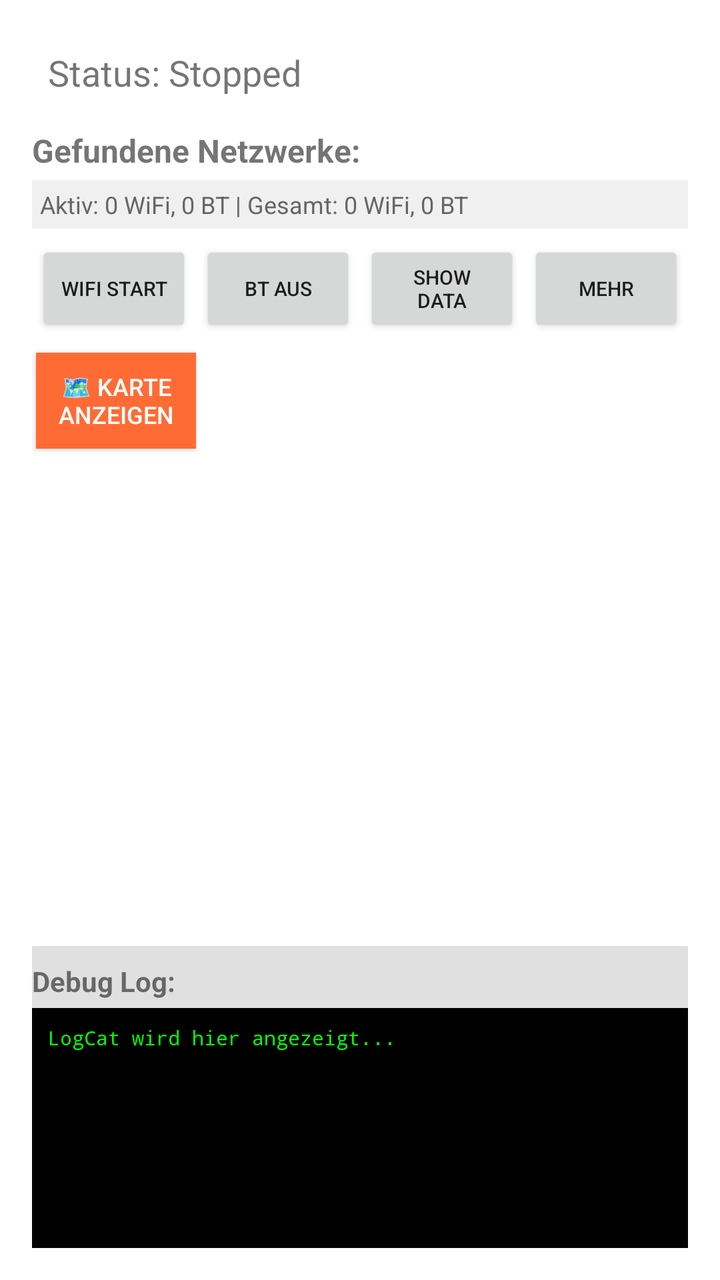
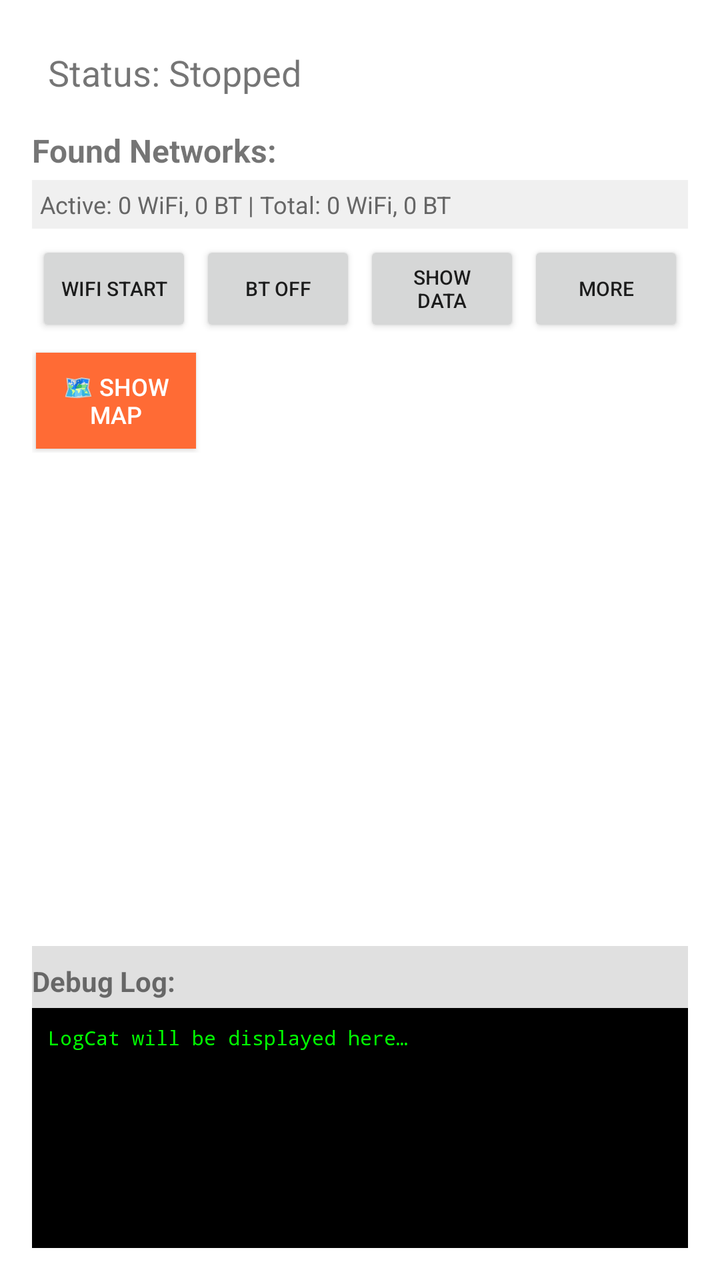

Two renders of the same Android screen: before a commit and after it. Below are the layout's source before the change and the commit's diff.
<!-- AndroidManifest.xml: application theme Theme.MaterialComponents.DayNight.NoActionBar -->
<!-- res/layout/activity_main.xml -->
<?xml version="1.0" encoding="utf-8"?>
<LinearLayout xmlns:android="http://schemas.android.com/apk/res/android"
    android:layout_width="match_parent"
    android:layout_height="match_parent"
    android:orientation="vertical"
    android:padding="16dp">


    <TextView
        android:id="@+id/status_text"
        android:layout_width="match_parent"
        android:layout_height="wrap_content"
        android:padding="8dp"
        android:text="Status: Stopped"
        android:textSize="18sp" />

    <TextView
        android:id="@+id/networks_title"
        android:layout_width="match_parent"
        android:layout_height="wrap_content"
        android:text="Gefundene Netzwerke:"
        android:textStyle="bold"
        android:textSize="16sp"
        android:paddingTop="8dp"
        android:paddingBottom="4dp"/>

    <TextView
        android:id="@+id/info_summary"
        android:layout_width="match_parent"
        android:layout_height="wrap_content"
        android:text="Aktiv: 0 WiFi, 0 BT | Gesamt: 0 WiFi, 0 BT"
        android:textSize="12sp"
        android:textColor="#666666"
        android:padding="4dp"
        android:background="#F0F0F0"
        android:layout_marginBottom="4dp"/>

        <LinearLayout
        android:layout_width="match_parent"
        android:layout_height="wrap_content"
        android:orientation="horizontal"
        android:baselineAligned="false">

        <Button
            android:id="@+id/toggle_scan_button"
            android:layout_width="0dp"
            android:layout_height="48dp"
            android:layout_weight="1"
            android:text="WiFi Start"
            android:textSize="10sp"
            android:layout_margin="2dp" />

        <Button
            android:id="@+id/bluetooth_toggle_button"
            android:layout_width="0dp"
            android:layout_height="48dp"
            android:layout_weight="1"
            android:text="BT aus"
            android:textSize="10sp"
            android:layout_margin="2dp"/>

        <Button
            android:id="@+id/show_button"
            android:layout_width="0dp"
            android:layout_height="48dp"
            android:layout_weight="1"
            android:text="Show Data"
            android:textSize="10sp"
            android:layout_margin="2dp"/>

        <Button
            android:id="@+id/more_button"
            android:layout_width="0dp"
            android:layout_height="48dp"
            android:layout_weight="1"
            android:text="Mehr"
            android:textSize="10sp"
            android:layout_margin="2dp"/>

    </LinearLayout>

    
    <LinearLayout
        android:layout_width="match_parent"
        android:layout_height="wrap_content"
        android:orientation="horizontal"
        android:layout_marginTop="4dp"
        android:baselineAligned="false">

        <Button
            android:id="@+id/map_button"
            android:layout_width="0dp"
            android:layout_height="48dp"
            android:layout_weight="1"
            android:text="🗺️ Karte anzeigen"
            android:textSize="12sp"
            android:background="#FF6B35"
            android:textColor="#FFFFFF"
            android:layout_margin="2dp"/>

        
        <View
            android:layout_width="0dp"
            android:layout_height="48dp"
            android:layout_weight="3"
            android:layout_margin="2dp"/>

    </LinearLayout>

    <ListView
        android:id="@+id/data_list"
        android:layout_width="match_parent"
        android:layout_height="0dp"
        android:layout_weight="1"
        android:padding="8dp" />

    <TextView
        android:layout_width="match_parent"
        android:layout_height="wrap_content"
        android:text="Debug Log:"
        android:textStyle="bold"
        android:textSize="14sp"
        android:paddingTop="8dp"
        android:paddingBottom="4dp"
        android:background="#E0E0E0"/>

    <ScrollView
        android:id="@+id/logcat_scrollview"
        android:layout_width="match_parent"
        android:layout_height="120dp"
        android:background="#000000"
        android:padding="4dp">

        <TextView
            android:id="@+id/logcat_text"
            android:layout_width="match_parent"
            android:layout_height="wrap_content"
            android:text="LogCat wird hier angezeigt...\n"
            android:textColor="#00FF00"
            android:textSize="10sp"
            android:fontFamily="monospace"
            android:padding="4dp"/>

    </ScrollView>

</LinearLayout>
<!-- resources referenced by this layout -->
<resources>

</resources>

<!-- the commit's change to res/layout/activity_main.xml (unified diff, before → after) -->
@@ -11,14 +11,14 @@
         android:layout_width="match_parent"
         android:layout_height="wrap_content"
         android:padding="8dp"
-        android:text="Status: Stopped"
+        android:text="@string/status_stopped"
         android:textSize="18sp" />
 
     <TextView
         android:id="@+id/networks_title"
         android:layout_width="match_parent"
         android:layout_height="wrap_content"
-        android:text="Gefundene Netzwerke:"
+        android:text="@string/found_networks"
         android:textStyle="bold"
         android:textSize="16sp"
         android:paddingTop="8dp"
@@ -28,7 +28,7 @@
         android:id="@+id/info_summary"
         android:layout_width="match_parent"
         android:layout_height="wrap_content"
-        android:text="Aktiv: 0 WiFi, 0 BT | Gesamt: 0 WiFi, 0 BT"
+        android:text="Active: 0 WiFi, 0 BT | Total: 0 WiFi, 0 BT"
         android:textSize="12sp"
         android:textColor="#666666"
         android:padding="4dp"
@@ -46,7 +46,7 @@
             android:layout_width="0dp"
             android:layout_height="48dp"
             android:layout_weight="1"
-            android:text="WiFi Start"
+            android:text="@string/wifi_start"
             android:textSize="10sp"
             android:layout_margin="2dp" />
 
@@ -55,7 +55,7 @@
             android:layout_width="0dp"
             android:layout_height="48dp"
             android:layout_weight="1"
-            android:text="BT aus"
+            android:text="@string/bt_off"
             android:textSize="10sp"
             android:layout_margin="2dp"/>
 
@@ -64,7 +64,7 @@
             android:layout_width="0dp"
             android:layout_height="48dp"
             android:layout_weight="1"
-            android:text="Show Data"
+            android:text="@string/show_data"
             android:textSize="10sp"
             android:layout_margin="2dp"/>
 
@@ -73,7 +73,7 @@
             android:layout_width="0dp"
             android:layout_height="48dp"
             android:layout_weight="1"
-            android:text="Mehr"
+            android:text="@string/more"
             android:textSize="10sp"
             android:layout_margin="2dp"/>
 
@@ -92,7 +92,7 @@
             android:layout_width="0dp"
             android:layout_height="48dp"
             android:layout_weight="1"
-            android:text="🗺️ Karte anzeigen"
+            android:text="@string/show_map"
             android:textSize="12sp"
             android:background="#FF6B35"
             android:textColor="#FFFFFF"
@@ -117,7 +117,7 @@
     <TextView
         android:layout_width="match_parent"
         android:layout_height="wrap_content"
-        android:text="Debug Log:"
+        android:text="@string/debug_log"
         android:textStyle="bold"
         android:textSize="14sp"
         android:paddingTop="8dp"
@@ -135,7 +135,7 @@
             android:id="@+id/logcat_text"
             android:layout_width="match_parent"
             android:layout_height="wrap_content"
-            android:text="LogCat wird hier angezeigt...\n"
+            android:text="@string/logcat_placeholder"
             android:textColor="#00FF00"
             android:textSize="10sp"
             android:fontFamily="monospace"
<!-- resource entries referenced after the edit -->
@@ -1,5 +1,13 @@
 <!-- resources referenced by this layout -->
 <resources>
-
+  <string name="bt_off">BT Off</string>
+  <string name="debug_log">Debug Log:</string>
+  <string name="found_networks">Found Networks:</string>
+  <string name="logcat_placeholder">LogCat will be displayed here…\n</string>
+  <string name="more">More</string>
+  <string name="show_data">Show Data</string>
+  <string name="show_map">🗺️ Show Map</string>
+  <string name="status_stopped">Status: Stopped</string>
+  <string name="wifi_start">WiFi Start</string>
 </resources>
 
